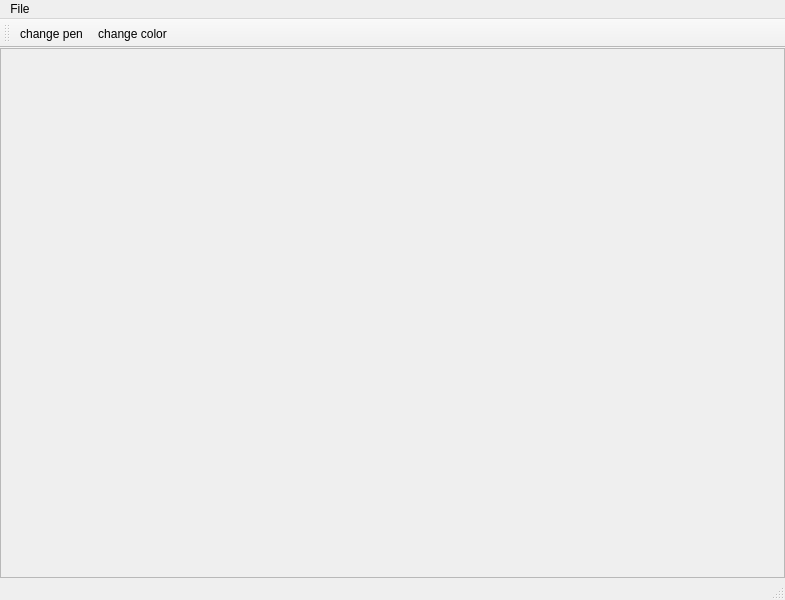
TiWinDeTea/Adaptink, file adaptink.ui: the form before one commit.
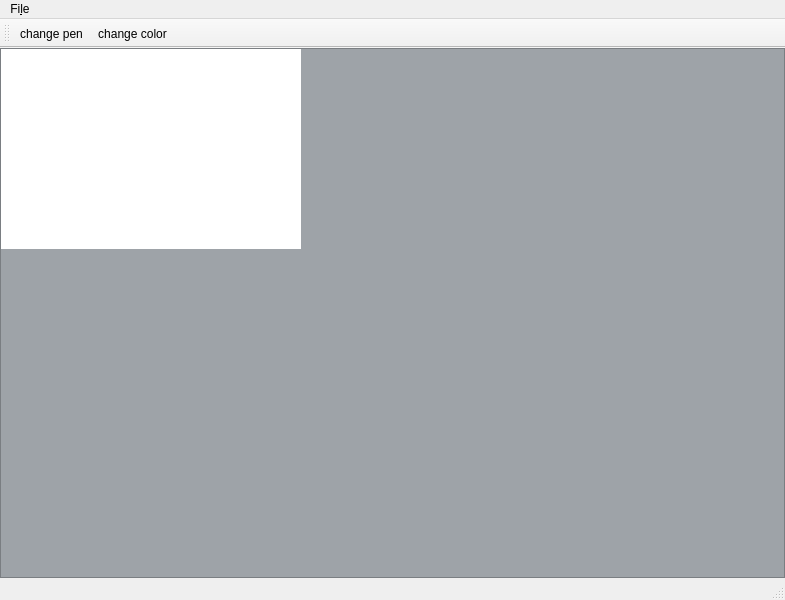
The form after the commit. Custom widgets are drawn as their Qt base class.

```diff
--- a/adaptink.ui
+++ b/adaptink.ui
@@ -55,37 +55,881 @@
           <verstretch>0</verstretch>
          </sizepolicy>
         </property>
+        <property name="palette">
+         <palette>
+          <active>
+           <colorrole role="WindowText">
+            <brush brushstyle="SolidPattern">
+             <color alpha="255">
+              <red>0</red>
+              <green>0</green>
+              <blue>0</blue>
+             </color>
+            </brush>
+           </colorrole>
+           <colorrole role="Button">
+            <brush brushstyle="SolidPattern">
+             <color alpha="255">
+              <red>158</red>
+              <green>163</green>
+              <blue>168</blue>
+             </color>
+            </brush>
+           </colorrole>
+           <colorrole role="Light">
+            <brush brushstyle="SolidPattern">
+             <color alpha="255">
+              <red>237</red>
+              <green>245</green>
+              <blue>252</blue>
+             </color>
+            </brush>
+           </colorrole>
+           <colorrole role="Midlight">
+            <brush brushstyle="SolidPattern">
+             <color alpha="255">
+              <red>197</red>
+              <green>204</green>
+              <blue>210</blue>
+             </color>
+            </brush>
+           </colorrole>
+           <colorrole role="Dark">
+            <brush brushstyle="SolidPattern">
+             <color alpha="255">
+              <red>79</red>
+              <green>81</green>
+              <blue>84</blue>
+             </color>
+            </brush>
+           </colorrole>
+           <colorrole role="Mid">
+            <brush brushstyle="SolidPattern">
+             <color alpha="255">
+              <red>105</red>
+              <green>109</green>
+              <blue>112</blue>
+             </color>
+            </brush>
+           </colorrole>
+           <colorrole role="Text">
+            <brush brushstyle="SolidPattern">
+             <color alpha="255">
+              <red>0</red>
+              <green>0</green>
+              <blue>0</blue>
+             </color>
+            </brush>
+           </colorrole>
+           <colorrole role="BrightText">
+            <brush brushstyle="SolidPattern">
+             <color alpha="255">
+              <red>255</red>
+              <green>255</green>
+              <blue>255</blue>
+             </color>
+            </brush>
+           </colorrole>
+           <colorrole role="ButtonText">
+            <brush brushstyle="SolidPattern">
+             <color alpha="255">
+              <red>0</red>
+              <green>0</green>
+              <blue>0</blue>
+             </color>
+            </brush>
+           </colorrole>
+           <colorrole role="Base">
+            <brush brushstyle="SolidPattern">
+             <color alpha="255">
+              <red>255</red>
+              <green>255</green>
+              <blue>255</blue>
+             </color>
+            </brush>
+           </colorrole>
+           <colorrole role="Window">
+            <brush brushstyle="SolidPattern">
+             <color alpha="255">
+              <red>158</red>
+              <green>163</green>
+              <blue>168</blue>
+             </color>
+            </brush>
+           </colorrole>
+           <colorrole role="Shadow">
+            <brush brushstyle="SolidPattern">
+             <color alpha="255">
+              <red>0</red>
+              <green>0</green>
+              <blue>0</blue>
+             </color>
+            </brush>
+           </colorrole>
+           <colorrole role="AlternateBase">
+            <brush brushstyle="SolidPattern">
+             <color alpha="255">
+              <red>206</red>
+              <green>209</green>
+              <blue>211</blue>
+             </color>
+            </brush>
+           </colorrole>
+           <colorrole role="ToolTipBase">
+            <brush brushstyle="SolidPattern">
+             <color alpha="255">
+              <red>255</red>
+              <green>255</green>
+              <blue>220</blue>
+             </color>
+            </brush>
+           </colorrole>
+           <colorrole role="ToolTipText">
+            <brush brushstyle="SolidPattern">
+             <color alpha="255">
+              <red>0</red>
+              <green>0</green>
+              <blue>0</blue>
+             </color>
+            </brush>
+           </colorrole>
+          </active>
+          <inactive>
+           <colorrole role="WindowText">
+            <brush brushstyle="SolidPattern">
+             <color alpha="255">
+              <red>0</red>
+              <green>0</green>
+              <blue>0</blue>
+             </color>
+            </brush>
+           </colorrole>
+           <colorrole role="Button">
+            <brush brushstyle="SolidPattern">
+             <color alpha="255">
+              <red>158</red>
+              <green>163</green>
+              <blue>168</blue>
+             </color>
+            </brush>
+           </colorrole>
+           <colorrole role="Light">
+            <brush brushstyle="SolidPattern">
+             <color alpha="255">
+              <red>237</red>
+              <green>245</green>
+              <blue>252</blue>
+             </color>
+            </brush>
+           </colorrole>
+           <colorrole role="Midlight">
+            <brush brushstyle="SolidPattern">
+             <color alpha="255">
+              <red>197</red>
+              <green>204</green>
+              <blue>210</blue>
+             </color>
+            </brush>
+           </colorrole>
+           <colorrole role="Dark">
+            <brush brushstyle="SolidPattern">
+             <color alpha="255">
+              <red>79</red>
+              <green>81</green>
+              <blue>84</blue>
+             </color>
+            </brush>
+           </colorrole>
+           <colorrole role="Mid">
+            <brush brushstyle="SolidPattern">
+             <color alpha="255">
+              <red>105</red>
+              <green>109</green>
+              <blue>112</blue>
+             </color>
+            </brush>
+           </colorrole>
+           <colorrole role="Text">
+            <brush brushstyle="SolidPattern">
+             <color alpha="255">
+              <red>0</red>
+              <green>0</green>
+              <blue>0</blue>
+             </color>
+            </brush>
+           </colorrole>
+           <colorrole role="BrightText">
+            <brush brushstyle="SolidPattern">
+             <color alpha="255">
+              <red>255</red>
+              <green>255</green>
+              <blue>255</blue>
+             </color>
+            </brush>
+           </colorrole>
+           <colorrole role="ButtonText">
+            <brush brushstyle="SolidPattern">
+             <color alpha="255">
+              <red>0</red>
+              <green>0</green>
+              <blue>0</blue>
+             </color>
+            </brush>
+           </colorrole>
+           <colorrole role="Base">
+            <brush brushstyle="SolidPattern">
+             <color alpha="255">
+              <red>255</red>
+              <green>255</green>
+              <blue>255</blue>
+             </color>
+            </brush>
+           </colorrole>
+           <colorrole role="Window">
+            <brush brushstyle="SolidPattern">
+             <color alpha="255">
+              <red>158</red>
+              <green>163</green>
+              <blue>168</blue>
+             </color>
+            </brush>
+           </colorrole>
+           <colorrole role="Shadow">
+            <brush brushstyle="SolidPattern">
+             <color alpha="255">
+              <red>0</red>
+              <green>0</green>
+              <blue>0</blue>
+             </color>
+            </brush>
+           </colorrole>
+           <colorrole role="AlternateBase">
+            <brush brushstyle="SolidPattern">
+             <color alpha="255">
+              <red>206</red>
+              <green>209</green>
+              <blue>211</blue>
+             </color>
+            </brush>
+           </colorrole>
+           <colorrole role="ToolTipBase">
+            <brush brushstyle="SolidPattern">
+             <color alpha="255">
+              <red>255</red>
+              <green>255</green>
+              <blue>220</blue>
+             </color>
+            </brush>
+           </colorrole>
+           <colorrole role="ToolTipText">
+            <brush brushstyle="SolidPattern">
+             <color alpha="255">
+              <red>0</red>
+              <green>0</green>
+              <blue>0</blue>
+             </color>
+            </brush>
+           </colorrole>
+          </inactive>
+          <disabled>
+           <colorrole role="WindowText">
+            <brush brushstyle="SolidPattern">
+             <color alpha="255">
+              <red>79</red>
+              <green>81</green>
+              <blue>84</blue>
+             </color>
+            </brush>
+           </colorrole>
+           <colorrole role="Button">
+            <brush brushstyle="SolidPattern">
+             <color alpha="255">
+              <red>158</red>
+              <green>163</green>
+              <blue>168</blue>
+             </color>
+            </brush>
+           </colorrole>
+           <colorrole role="Light">
+            <brush brushstyle="SolidPattern">
+             <color alpha="255">
+              <red>237</red>
+              <green>245</green>
+              <blue>252</blue>
+             </color>
+            </brush>
+           </colorrole>
+           <colorrole role="Midlight">
+            <brush brushstyle="SolidPattern">
+             <color alpha="255">
+              <red>197</red>
+              <green>204</green>
+              <blue>210</blue>
+             </color>
+            </brush>
+           </colorrole>
+           <colorrole role="Dark">
+            <brush brushstyle="SolidPattern">
+             <color alpha="255">
+              <red>79</red>
+              <green>81</green>
+              <blue>84</blue>
+             </color>
+            </brush>
+           </colorrole>
+           <colorrole role="Mid">
+            <brush brushstyle="SolidPattern">
+             <color alpha="255">
+              <red>105</red>
+              <green>109</green>
+              <blue>112</blue>
+             </color>
+            </brush>
+           </colorrole>
+           <colorrole role="Text">
+            <brush brushstyle="SolidPattern">
+             <color alpha="255">
+              <red>79</red>
+              <green>81</green>
+              <blue>84</blue>
+             </color>
+            </brush>
+           </colorrole>
+           <colorrole role="BrightText">
+            <brush brushstyle="SolidPattern">
+             <color alpha="255">
+              <red>255</red>
+              <green>255</green>
+              <blue>255</blue>
+             </color>
+            </brush>
+           </colorrole>
+           <colorrole role="ButtonText">
+            <brush brushstyle="SolidPattern">
+             <color alpha="255">
+              <red>79</red>
+              <green>81</green>
+              <blue>84</blue>
+             </color>
+            </brush>
+           </colorrole>
+           <colorrole role="Base">
+            <brush brushstyle="SolidPattern">
+             <color alpha="255">
+              <red>158</red>
+              <green>163</green>
+              <blue>168</blue>
+             </color>
+            </brush>
+           </colorrole>
+           <colorrole role="Window">
+            <brush brushstyle="SolidPattern">
+             <color alpha="255">
+              <red>158</red>
+              <green>163</green>
+              <blue>168</blue>
+             </color>
+            </brush>
+           </colorrole>
+           <colorrole role="Shadow">
+            <brush brushstyle="SolidPattern">
+             <color alpha="255">
+              <red>0</red>
+              <green>0</green>
+              <blue>0</blue>
+             </color>
+            </brush>
+           </colorrole>
+           <colorrole role="AlternateBase">
+            <brush brushstyle="SolidPattern">
+             <color alpha="255">
+              <red>158</red>
+              <green>163</green>
+              <blue>168</blue>
+             </color>
+            </brush>
+           </colorrole>
+           <colorrole role="ToolTipBase">
+            <brush brushstyle="SolidPattern">
+             <color alpha="255">
+              <red>255</red>
+              <green>255</green>
+              <blue>220</blue>
+             </color>
+            </brush>
+           </colorrole>
+           <colorrole role="ToolTipText">
+            <brush brushstyle="SolidPattern">
+             <color alpha="255">
+              <red>0</red>
+              <green>0</green>
+              <blue>0</blue>
+             </color>
+            </brush>
+           </colorrole>
+          </disabled>
+         </palette>
+        </property>
+        <property name="cursor" stdset="0">
+         <cursorShape>SizeFDiagCursor</cursorShape>
+        </property>
+        <property name="autoFillBackground">
+         <bool>true</bool>
+        </property>
         <property name="sizeAdjustPolicy">
          <enum>QAbstractScrollArea::AdjustToContents</enum>
         </property>
         <property name="widgetResizable">
-         <bool>true</bool>
+         <bool>false</bool>
         </property>
-        <widget class="QWidget" name="scrollAreaWidgetContents">
+        <property name="alignment">
+         <set>Qt::AlignLeading|Qt::AlignLeft|Qt::AlignTop</set>
+        </property>
+        <widget class="Canvas" name="canvas">
          <property name="geometry">
           <rect>
            <x>0</x>
            <y>0</y>
-           <width>781</width>
-           <height>520</height>
+           <width>300</width>
+           <height>200</height>
           </rect>
          </property>
-         <widget class="Canvas" name="canvas" native="true">
-          <property name="geometry">
-           <rect>
-            <x>0</x>
-            <y>0</y>
-            <width>481</width>
-            <height>401</height>
-           </rect>
-          </property>
-          <property name="sizePolicy">
-           <sizepolicy hsizetype="Expanding" vsizetype="Maximum">
-            <horstretch>0</horstretch>
-            <verstretch>0</verstretch>
-           </sizepolicy>
-          </property>
-         </widget>
+         <property name="sizePolicy">
+          <sizepolicy hsizetype="Preferred" vsizetype="Preferred">
+           <horstretch>0</horstretch>
+           <verstretch>0</verstretch>
+          </sizepolicy>
+         </property>
+         <property name="minimumSize">
+          <size>
+           <width>0</width>
+           <height>0</height>
+          </size>
+         </property>
+         <property name="baseSize">
+          <size>
+           <width>300</width>
+           <height>200</height>
+          </size>
+         </property>
+         <property name="palette">
+          <palette>
+           <active>
+            <colorrole role="WindowText">
+             <brush brushstyle="SolidPattern">
+              <color alpha="255">
+               <red>0</red>
+               <green>0</green>
+               <blue>0</blue>
+              </color>
+             </brush>
+            </colorrole>
+            <colorrole role="Button">
+             <brush brushstyle="SolidPattern">
+              <color alpha="255">
+               <red>255</red>
+               <green>255</green>
+               <blue>255</blue>
+              </color>
+             </brush>
+            </colorrole>
+            <colorrole role="Light">
+             <brush brushstyle="SolidPattern">
+              <color alpha="255">
+               <red>255</red>
+               <green>255</green>
+               <blue>255</blue>
+              </color>
+             </brush>
+            </colorrole>
+            <colorrole role="Midlight">
+             <brush brushstyle="SolidPattern">
+              <color alpha="255">
+               <red>255</red>
+               <green>255</green>
+               <blue>255</blue>
+              </color>
+             </brush>
+            </colorrole>
+            <colorrole role="Dark">
+             <brush brushstyle="SolidPattern">
+              <color alpha="255">
+               <red>127</red>
+               <green>127</green>
+               <blue>127</blue>
+              </color>
+             </brush>
+            </colorrole>
+            <colorrole role="Mid">
+             <brush brushstyle="SolidPattern">
+              <color alpha="255">
+               <red>170</red>
+               <green>170</green>
+               <blue>170</blue>
+              </color>
+             </brush>
+            </colorrole>
+            <colorrole role="Text">
+             <brush brushstyle="SolidPattern">
+              <color alpha="255">
+               <red>0</red>
+               <green>0</green>
+               <blue>0</blue>
+              </color>
+             </brush>
+            </colorrole>
+            <colorrole role="BrightText">
+             <brush brushstyle="SolidPattern">
+              <color alpha="255">
+               <red>255</red>
+               <green>255</green>
+               <blue>255</blue>
+              </color>
+             </brush>
+            </colorrole>
+            <colorrole role="ButtonText">
+             <brush brushstyle="SolidPattern">
+              <color alpha="255">
+               <red>0</red>
+               <green>0</green>
+               <blue>0</blue>
+              </color>
+             </brush>
+            </colorrole>
+            <colorrole role="Base">
+             <brush brushstyle="SolidPattern">
+              <color alpha="255">
+               <red>255</red>
+               <green>255</green>
+               <blue>255</blue>
+              </color>
+             </brush>
+            </colorrole>
+            <colorrole role="Window">
+             <brush brushstyle="SolidPattern">
+              <color alpha="255">
+               <red>255</red>
+               <green>255</green>
+               <blue>255</blue>
+              </color>
+             </brush>
+            </colorrole>
+            <colorrole role="Shadow">
+             <brush brushstyle="SolidPattern">
+              <color alpha="255">
+               <red>0</red>
+               <green>0</green>
+               <blue>0</blue>
+              </color>
+             </brush>
+            </colorrole>
+            <colorrole role="AlternateBase">
+             <brush brushstyle="SolidPattern">
+              <color alpha="255">
+               <red>255</red>
+               <green>255</green>
+               <blue>255</blue>
+              </color>
+             </brush>
+            </colorrole>
+            <colorrole role="ToolTipBase">
+             <brush brushstyle="SolidPattern">
+              <color alpha="255">
+               <red>255</red>
+               <green>255</green>
+               <blue>220</blue>
+              </color>
+             </brush>
+            </colorrole>
+            <colorrole role="ToolTipText">
+             <brush brushstyle="SolidPattern">
+              <color alpha="255">
+               <red>0</red>
+               <green>0</green>
+               <blue>0</blue>
+              </color>
+             </brush>
+            </colorrole>
+           </active>
+           <inactive>
+            <colorrole role="WindowText">
+             <brush brushstyle="SolidPattern">
+              <color alpha="255">
+               <red>0</red>
+               <green>0</green>
+               <blue>0</blue>
+              </color>
+             </brush>
+            </colorrole>
+            <colorrole role="Button">
+             <brush brushstyle="SolidPattern">
+              <color alpha="255">
+               <red>255</red>
+               <green>255</green>
+               <blue>255</blue>
+              </color>
+             </brush>
+            </colorrole>
+            <colorrole role="Light">
+             <brush brushstyle="SolidPattern">
+              <color alpha="255">
+               <red>255</red>
+               <green>255</green>
+               <blue>255</blue>
+              </color>
+             </brush>
+            </colorrole>
+            <colorrole role="Midlight">
+             <brush brushstyle="SolidPattern">
+              <color alpha="255">
+               <red>255</red>
+               <green>255</green>
+               <blue>255</blue>
+              </color>
+             </brush>
+            </colorrole>
+            <colorrole role="Dark">
+             <brush brushstyle="SolidPattern">
+              <color alpha="255">
+               <red>127</red>
+               <green>127</green>
+               <blue>127</blue>
+              </color>
+             </brush>
+            </colorrole>
+            <colorrole role="Mid">
+             <brush brushstyle="SolidPattern">
+              <color alpha="255">
+               <red>170</red>
+               <green>170</green>
+               <blue>170</blue>
+              </color>
+             </brush>
+            </colorrole>
+            <colorrole role="Text">
+             <brush brushstyle="SolidPattern">
+              <color alpha="255">
+               <red>0</red>
+               <green>0</green>
+               <blue>0</blue>
+              </color>
+             </brush>
+            </colorrole>
+            <colorrole role="BrightText">
+             <brush brushstyle="SolidPattern">
+              <color alpha="255">
+               <red>255</red>
+               <green>255</green>
+               <blue>255</blue>
+              </color>
+             </brush>
+            </colorrole>
+            <colorrole role="ButtonText">
+             <brush brushstyle="SolidPattern">
+              <color alpha="255">
+               <red>0</red>
+               <green>0</green>
+               <blue>0</blue>
+              </color>
+             </brush>
+            </colorrole>
+            <colorrole role="Base">
+             <brush brushstyle="SolidPattern">
+              <color alpha="255">
+               <red>255</red>
+               <green>255</green>
+               <blue>255</blue>
+              </color>
+             </brush>
+            </colorrole>
+            <colorrole role="Window">
+             <brush brushstyle="SolidPattern">
+              <color alpha="255">
+               <red>255</red>
+               <green>255</green>
+               <blue>255</blue>
+              </color>
+             </brush>
+            </colorrole>
+            <colorrole role="Shadow">
+             <brush brushstyle="SolidPattern">
+              <color alpha="255">
+               <red>0</red>
+               <green>0</green>
+               <blue>0</blue>
+              </color>
+             </brush>
+            </colorrole>
+            <colorrole role="AlternateBase">
+             <brush brushstyle="SolidPattern">
+              <color alpha="255">
+               <red>255</red>
+               <green>255</green>
+               <blue>255</blue>
+              </color>
+             </brush>
+            </colorrole>
+            <colorrole role="ToolTipBase">
+             <brush brushstyle="SolidPattern">
+              <color alpha="255">
+               <red>255</red>
+               <green>255</green>
+               <blue>220</blue>
+              </color>
+             </brush>
+            </colorrole>
+            <colorrole role="ToolTipText">
+             <brush brushstyle="SolidPattern">
+              <color alpha="255">
+               <red>0</red>
+               <green>0</green>
+               <blue>0</blue>
+              </color>
+             </brush>
+            </colorrole>
+           </inactive>
+           <disabled>
+            <colorrole role="WindowText">
+             <brush brushstyle="SolidPattern">
+              <color alpha="255">
+               <red>127</red>
+               <green>127</green>
+               <blue>127</blue>
+              </color>
+             </brush>
+            </colorrole>
+            <colorrole role="Button">
+             <brush brushstyle="SolidPattern">
+              <color alpha="255">
+               <red>255</red>
+               <green>255</green>
+               <blue>255</blue>
+              </color>
+             </brush>
+            </colorrole>
+            <colorrole role="Light">
+             <brush brushstyle="SolidPattern">
+              <color alpha="255">
+               <red>255</red>
+               <green>255</green>
+               <blue>255</blue>
+              </color>
+             </brush>
+            </colorrole>
+            <colorrole role="Midlight">
+             <brush brushstyle="SolidPattern">
+              <color alpha="255">
+               <red>255</red>
+               <green>255</green>
+               <blue>255</blue>
+              </color>
+             </brush>
+            </colorrole>
+            <colorrole role="Dark">
+             <brush brushstyle="SolidPattern">
+              <color alpha="255">
+               <red>127</red>
+               <green>127</green>
+               <blue>127</blue>
+              </color>
+             </brush>
+            </colorrole>
+            <colorrole role="Mid">
+             <brush brushstyle="SolidPattern">
+              <color alpha="255">
+               <red>170</red>
+               <green>170</green>
+               <blue>170</blue>
+              </color>
+             </brush>
+            </colorrole>
+            <colorrole role="Text">
+             <brush brushstyle="SolidPattern">
+              <color alpha="255">
+               <red>127</red>
+               <green>127</green>
+               <blue>127</blue>
+              </color>
+             </brush>
+            </colorrole>
+            <colorrole role="BrightText">
+             <brush brushstyle="SolidPattern">
+              <color alpha="255">
+               <red>255</red>
+               <green>255</green>
+               <blue>255</blue>
+              </color>
+             </brush>
+            </colorrole>
+            <colorrole role="ButtonText">
+             <brush brushstyle="SolidPattern">
+              <color alpha="255">
+               <red>127</red>
+               <green>127</green>
+               <blue>127</blue>
+              </color>
+             </brush>
+            </colorrole>
+            <colorrole role="Base">
+             <brush brushstyle="SolidPattern">
+              <color alpha="255">
+               <red>255</red>
+               <green>255</green>
+               <blue>255</blue>
+              </color>
+             </brush>
+            </colorrole>
+            <colorrole role="Window">
+             <brush brushstyle="SolidPattern">
+              <color alpha="255">
+               <red>255</red>
+               <green>255</green>
+               <blue>255</blue>
+              </color>
+             </brush>
+            </colorrole>
+            <colorrole role="Shadow">
+             <brush brushstyle="SolidPattern">
+              <color alpha="255">
+               <red>0</red>
+               <green>0</green>
+               <blue>0</blue>
+              </color>
+             </brush>
+            </colorrole>
+            <colorrole role="AlternateBase">
+             <brush brushstyle="SolidPattern">
+              <color alpha="255">
+               <red>255</red>
+               <green>255</green>
+               <blue>255</blue>
+              </color>
+             </brush>
+            </colorrole>
+            <colorrole role="ToolTipBase">
+             <brush brushstyle="SolidPattern">
+              <color alpha="255">
+               <red>255</red>
+               <green>255</green>
+               <blue>220</blue>
+              </color>
+             </brush>
+            </colorrole>
+            <colorrole role="ToolTipText">
+             <brush brushstyle="SolidPattern">
+              <color alpha="255">
+               <red>0</red>
+               <green>0</green>
+               <blue>0</blue>
+              </color>
+             </brush>
+            </colorrole>
+           </disabled>
+          </palette>
+         </property>
+         <property name="cursor">
+          <cursorShape>CrossCursor</cursorShape>
+         </property>
         </widget>
        </widget>
       </item>
@@ -99,12 +943,12 @@
      <x>0</x>
      <y>0</y>
      <width>785</width>
-     <height>22</height>
+     <height>25</height>
     </rect>
    </property>
    <widget class="QMenu" name="menuFile">
     <property name="title">
-     <string>File</string>
+     <string>Fi&amp;le</string>
     </property>
     <addaction name="actionSave"/>
     <addaction name="actionSave_as"/>
@@ -160,6 +1004,12 @@
    <header>canvas.hpp</header>
    <container>1</container>
   </customwidget>
+  <customwidget>
+   <class>ScrollArea</class>
+   <extends>QScrollArea</extends>
+   <header>scrollarea.hpp</header>
+   <container>1</container>
+  </customwidget>
  </customwidgets>
  <resources/>
  <connections/>
```
Left out of the diff: 8 changed lines with no effect on the pictures.
